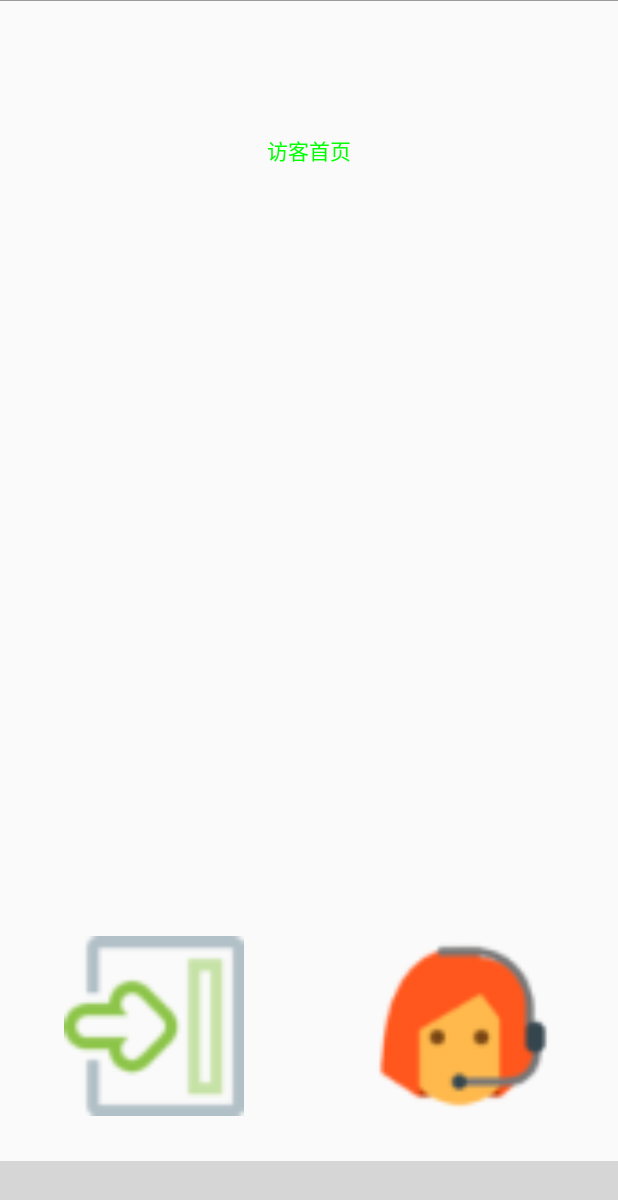
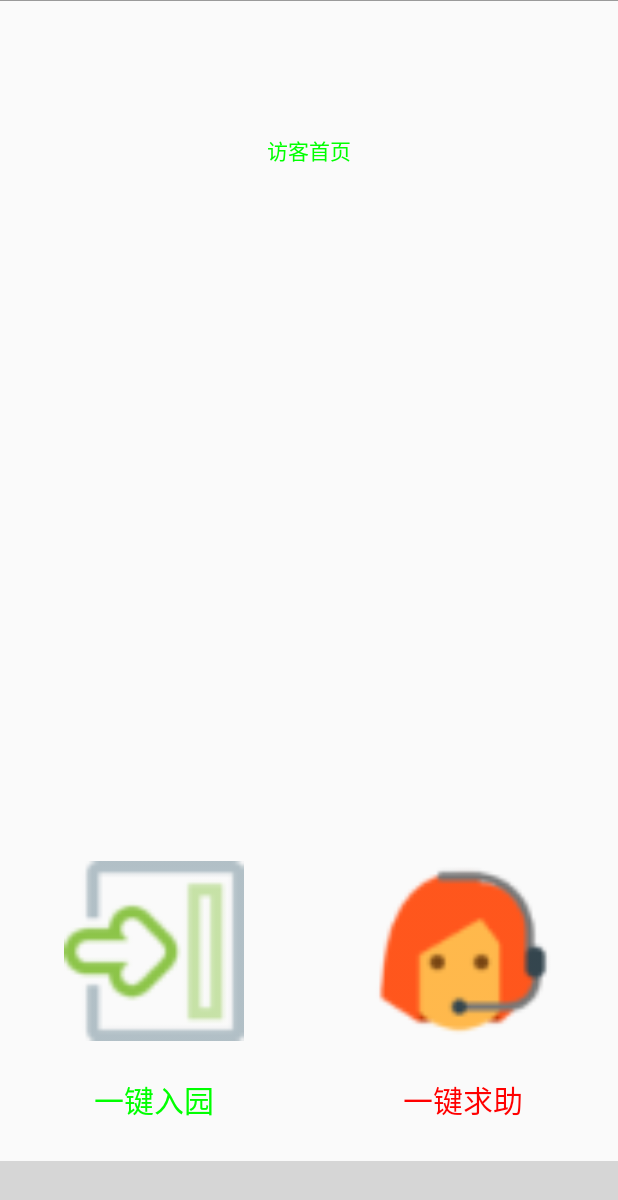
Before and after one commit to heroxu/KdApp, an Android app: the VisitorsMainActivity screen opened directly, with no data from a screen before it, on a phone screen of 412 x 824 dp. Shown: the top 1200 px of the screen. Run offline under Robolectric (Android 15) with nearby library versions, the phone set to English and light mode, and no system bars; our stand-ins replace CircleImageView; libraries missing offline, so code that uses them is left out: com.flyco.tablayout; plain views replace CommonTabLayout; 5 statements that could not run were skipped; grey boxes are pictures that could not be loaded.

Commit message:
修改一下首页Fragment位置在底部导航栏上方

```diff
--- a/app/src/main/res/layout/activity_visitors_main.xml
+++ b/app/src/main/res/layout/activity_visitors_main.xml
@@ -8,13 +8,14 @@
     <FrameLayout
             android:id="@+id/fl_container"
             android:layout_width="match_parent"
-            android:layout_height="match_parent" />
+            android:layout_height="match_parent"
+            android:layout_above="@+id/tab_layout_visitors"/>
 
     <View
             android:layout_width="match_parent"
             android:layout_height="0.5dp"
             android:layout_above="@+id/tab_layout_security"
-            android:background="@color/color_gray" />
+            android:background="@color/color_gray"/>
 
 
     <com.flyco.tablayout.CommonTabLayout
@@ -32,7 +33,7 @@
             app:tl_textUnselectColor="@color/color_gray"
             app:tl_textsize="10sp"
             app:tl_underline_color="#DDDDDD"
-            app:tl_underline_height="1dp" />
+            app:tl_underline_height="1dp"/>
 
 
 </RelativeLayout>
```
Also changed, not shown: app/src/main/res/layout/activity_security_main.xml (+4 -3 lines).
